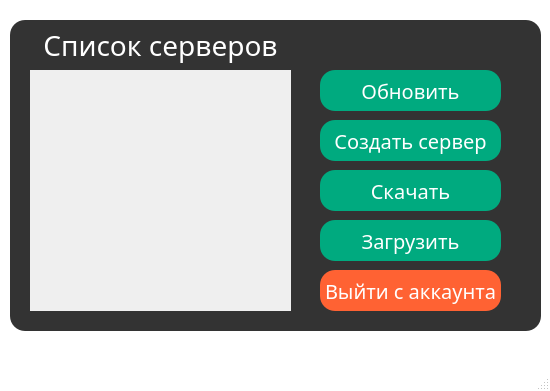
Qt form Lobby.ui (ChazGrant/Messenger) before a commit.
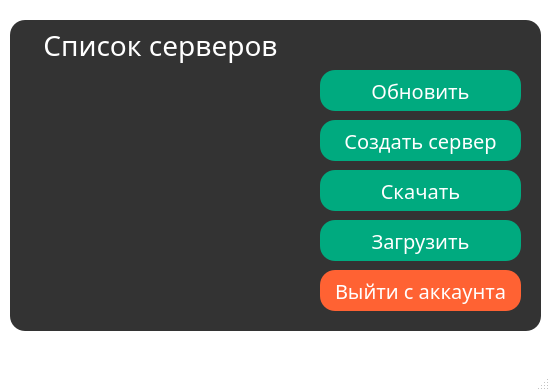
The same form after that commit. Icons and pictures are not drawn.

What changed in the file:
```diff
--- a/Lobby.ui
+++ b/Lobby.ui
@@ -26,6 +26,9 @@
 	border-radius: 15px;
 	background-size: 5px;
 }
+QScrollArea{
+	background-color: #333;
+}
 QMainWindow{
 	background-color: transparent;
 }
@@ -128,6 +131,9 @@
        <height>241</height>
       </rect>
      </property>
+     <property name="styleSheet">
+      <string notr="true">background: transparent;</string>
+     </property>
      <property name="widgetResizable">
       <bool>true</bool>
      </property>
@@ -147,7 +153,7 @@
       <rect>
        <x>310</x>
        <y>50</y>
-       <width>181</width>
+       <width>201</width>
        <height>41</height>
       </rect>
      </property>
@@ -183,7 +189,7 @@
       <rect>
        <x>310</x>
        <y>100</y>
-       <width>181</width>
+       <width>201</width>
        <height>41</height>
       </rect>
      </property>
@@ -196,7 +202,7 @@
       <rect>
        <x>310</x>
        <y>150</y>
-       <width>181</width>
+       <width>201</width>
        <height>41</height>
       </rect>
      </property>
@@ -209,7 +215,7 @@
       <rect>
        <x>310</x>
        <y>200</y>
-       <width>181</width>
+       <width>201</width>
        <height>41</height>
       </rect>
      </property>
@@ -222,7 +228,7 @@
       <rect>
        <x>310</x>
        <y>250</y>
-       <width>181</width>
+       <width>201</width>
        <height>41</height>
       </rect>
      </property>
```
